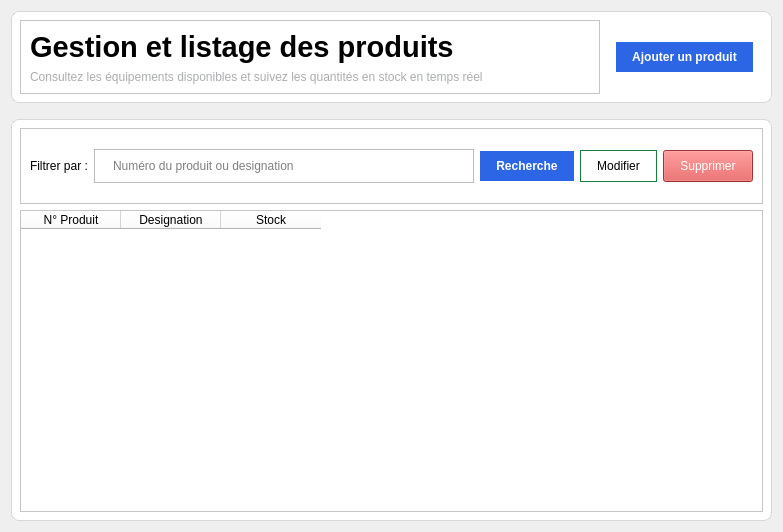
Before: the Qt Designer form interface/product_widget.ui in miranto-andria/stock-it, drawn with Qt 5.
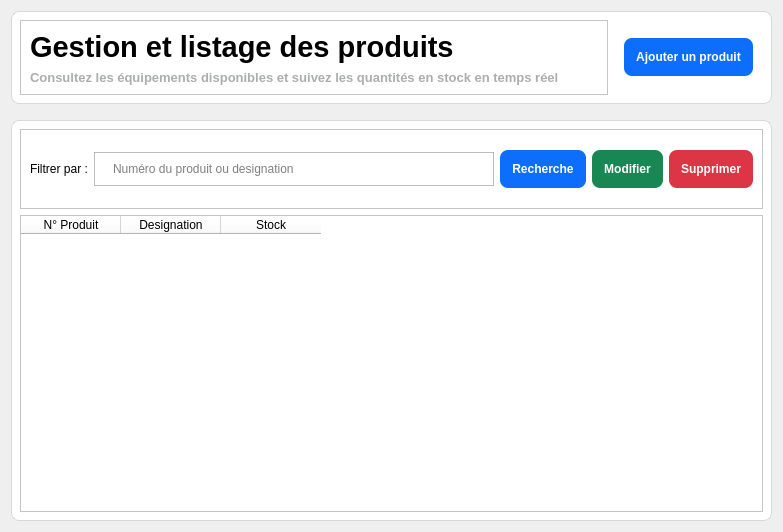
After: the same form once the commit is applied. Icons and pictures are not drawn.

Patch:
```diff
--- a/interface/product_widget.ui
+++ b/interface/product_widget.ui
@@ -21,7 +21,9 @@
 background-color : #fff;
 }
 #description{
-color : #abadae
+color : #abadae;
+font-size : 10pt;
+font-weight : 500;
 }
 
 
@@ -126,10 +128,14 @@
          <item>
           <widget class="QPushButton" name="btnAdd">
            <property name="styleSheet">
-            <string notr="true">background-color : #2d66e4;
-font : bold;
+            <string notr="true">QPushButton { background-color : #0d6efd;
+color : #ffffff;
 border : none;
-color:  white</string>
+border-radius : 8px;
+font : bold;
+padding : 12px; }
+QPushButton:hover { background-color : #0b5ed7; }
+QPushButton:pressed { background-color : #0a58ca; }</string>
            </property>
            <property name="text">
             <string>Ajouter un produit</string>
@@ -139,8 +145,8 @@
            </property>
            <property name="iconSize">
             <size>
-             <width>12</width>
-             <height>12</height>
+             <width>17</width>
+             <height>17</height>
             </size>
            </property>
           </widget>
@@ -196,10 +202,14 @@
          <item>
           <widget class="QPushButton" name="btnSearch">
            <property name="styleSheet">
-            <string notr="true">background-color : #2d66e4;
-font : bold;
+            <string notr="true">QPushButton { background-color : #0d6efd;
+color : #ffffff;
 border : none;
-color:  white</string>
+border-radius : 8px;
+font : bold;
+padding : 12px; }
+QPushButton:hover { background-color : #0b5ed7; }
+QPushButton:pressed { background-color : #0a58ca; }</string>
            </property>
            <property name="text">
             <string>Recherche</string>
@@ -209,8 +219,8 @@
            </property>
            <property name="iconSize">
             <size>
-             <width>12</width>
-             <height>12</height>
+             <width>17</width>
+             <height>17</height>
             </size>
            </property>
           </widget>
@@ -218,9 +228,14 @@
          <item>
           <widget class="QPushButton" name="btnEdit">
            <property name="styleSheet">
-            <string notr="true">border : 1px solid #15803d;
-color : black;
-</string>
+            <string notr="true">QPushButton { background-color : #198754;
+color : #ffffff;
+border : none;
+border-radius : 8px;
+font : bold;
+padding : 12px; }
+QPushButton:hover { background-color : #157347; }
+QPushButton:pressed { background-color : #146c43; }</string>
            </property>
            <property name="text">
             <string>Modifier</string>
@@ -230,8 +245,8 @@
            </property>
            <property name="iconSize">
             <size>
-             <width>12</width>
-             <height>12</height>
+             <width>17</width>
+             <height>17</height>
             </size>
            </property>
           </widget>
@@ -239,7 +254,14 @@
          <item>
           <widget class="QPushButton" name="btnDelete">
            <property name="styleSheet">
-            <string notr="true">background:#dc4a4a;color:white;</string>
+            <string notr="true">QPushButton { background-color : #dc3545;
+color : #ffffff;
+border : none;
+border-radius : 8px;
+font : bold;
+padding : 12px; }
+QPushButton:hover { background-color : #bb2d3e; }
+QPushButton:pressed { background-color : #b02a37; }</string>
            </property>
            <property name="text">
             <string>Supprimer</string>
@@ -249,8 +271,8 @@
            </property>
            <property name="iconSize">
             <size>
-             <width>12</width>
-             <height>12</height>
+             <width>17</width>
+             <height>17</height>
             </size>
            </property>
           </widget>
```
Left out of the diff: 17 changed lines with no effect on the pictures.
